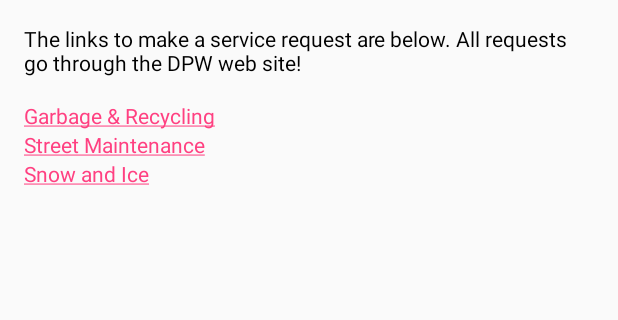
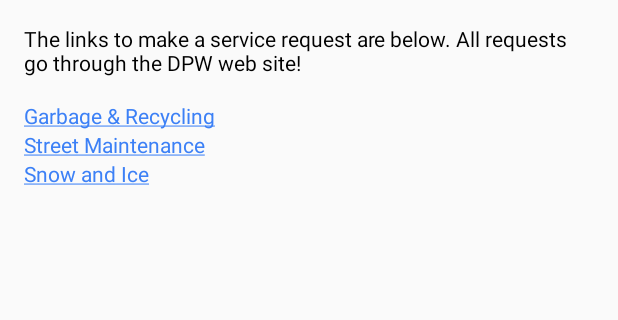
Before and after one commit to JCapriotti/MilwaukeeDPW, an Android app: the screen it shows after launch (RequestServiceActivity), in the side drawer, after a tap on "Request Service", on a phone screen of 412 x 824 dp, the part 209-529 px from its top. Run offline under Robolectric (Android 15) with nearby library versions, the phone set to English and light mode, and no system bars.

Commit message:
small cleanup

```diff
--- a/app/build.gradle
+++ b/app/build.gradle
@@ -8,8 +8,8 @@ android {
         applicationId "com.jcap.milwaukeedpw"
         minSdkVersion 16
         targetSdkVersion 24
-        versionCode 6
-        versionName "0.0.6-beta"
+        versionCode 7
+        versionName "0.0.7-beta"
     }
     buildTypes {
         release {
--- a/app/src/main/AndroidManifest.xml
+++ b/app/src/main/AndroidManifest.xml
@@ -8,7 +8,6 @@
 
     <application
         android:allowBackup="true"
-        android:debuggable="true"
         android:icon="@mipmap/ic_launcher"
         android:label="@string/app_short_name"
         android:supportsRtl="true"
--- a/app/src/main/res/values/colors.xml
+++ b/app/src/main/res/values/colors.xml
@@ -2,5 +2,5 @@
 <resources>
     <color name="colorPrimary">#3F51B5</color>
     <color name="colorPrimaryDark">#303F9F</color>
-    <color name="colorAccent">#FF4081</color>
+    <color name="colorAccent">#3c80f6</color>
 </resources>
--- a/app/src/main/res/xml/pref_address.xml
+++ b/app/src/main/res/xml/pref_address.xml
@@ -1,10 +1,10 @@
 <?xml version="1.0" encoding="utf-8"?>
 <PreferenceScreen xmlns:android="http://schemas.android.com/apk/res/android">
 
-    <EditTextPreference android:title="House Number"
+    <EditTextPreference android:title="Address Number"
         android:key="@string/pref_key_houseNumber"
         android:defaultValue=""
-        android:summary="Please provide your house number (e.g. 1025)"
+        android:summary="Please provide your address number (e.g. 1025)"
         android:inputType="number" />
 
     <ListPreference android:title="Directional"
```
